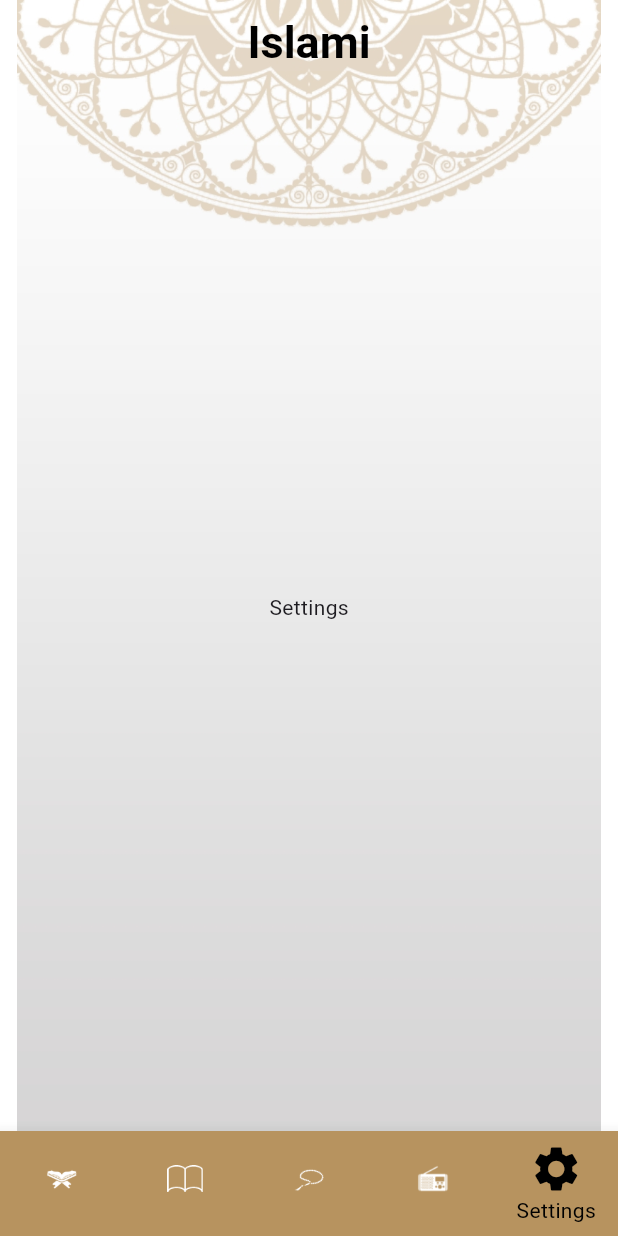
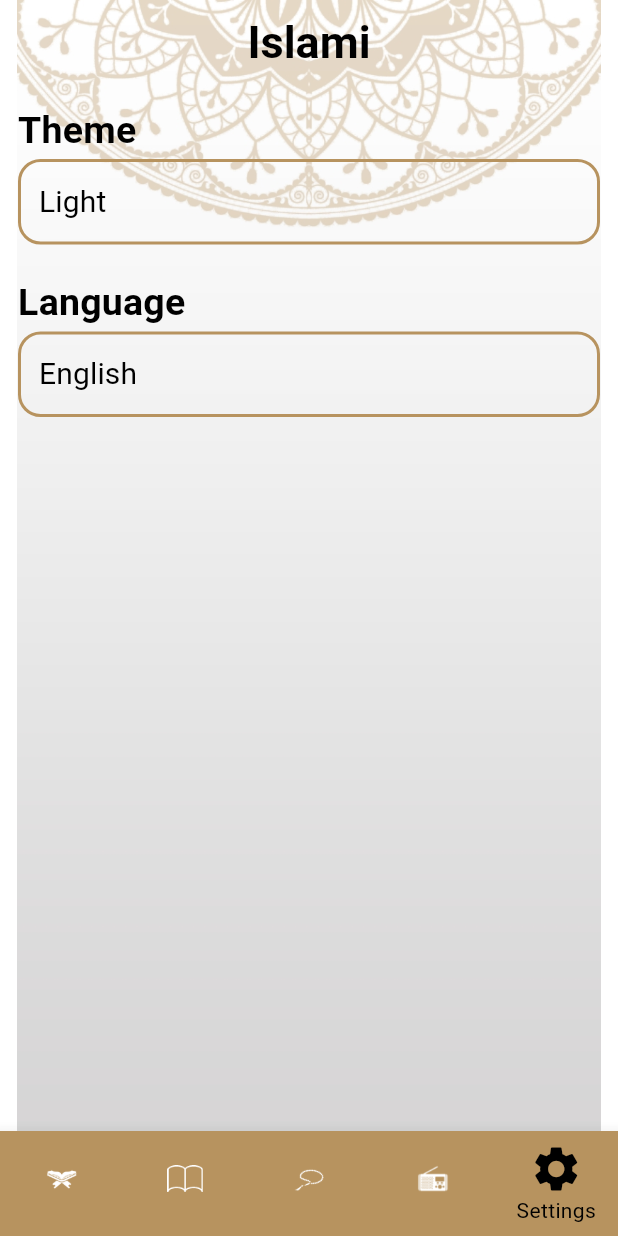
Before and after one commit to youssefehab11/islami_app, a Flutter app: the screen it shows after launch, item 5 of the bottom bar chosen, on a phone screen of 412 x 824 dp. Run offline on Flutter 3.47's test engine with Material 3 defaults, Android fonts, the phone set to English and light mode, and no system bars.

Commit message:
+ ui setting design

```diff
--- a/lib/config/theme/app_themes.dart
+++ b/lib/config/theme/app_themes.dart
@@ -6,6 +6,9 @@ class AppThemes {
     primaryColor: const Color(0xFFB7935F),
     primaryColorLight: Colors.white,
     scaffoldBackgroundColor: Colors.transparent,
+    bottomSheetTheme: const BottomSheetThemeData(
+      backgroundColor: Colors.white
+    ),
     //useMaterial3: false,
     appBarTheme: const AppBarTheme(
       backgroundColor: Colors.transparent,
--- a/lib/core/utils/strings_manager.dart
+++ b/lib/core/utils/strings_manager.dart
@@ -19,4 +19,12 @@ class StringsManager {
   static const String sebhaIconLabel = 'Sebha';
   static const String radioIconLabel = 'Radio';
   static const String settingsIconLabel = 'Settings';
+
+  //Sttings screen
+  static const String themeTitle = 'Theme';
+  static const String lightOption = 'Light';
+  static const String darkOption = 'Dark';
+  static const String languageTitle = 'Language';
+  static const String englishOption = 'English';
+  static const String arabicOption = 'Arabic';
 }
--- a/lib/presentation/home/home_screen.dart
+++ b/lib/presentation/home/home_screen.dart
@@ -35,11 +35,11 @@ class _HomeScreenState extends State<HomeScreen> {
   ];
 
   int selectedIndex = 0;
-  final List<Widget> tabs = const [
-    QuranTab(),
-    HadithTab(),
-    SebhaTab(),
-    RadioTab(),
+  final List<Widget> tabs =  [
+    const QuranTab(),
+    const HadithTab(),
+    const SebhaTab(),
+    const RadioTab(),
     SettingsTab()
   ];
 
--- a/lib/presentation/home/tabs/settings_tab/settings.dart
+++ b/lib/presentation/home/tabs/settings_tab/settings.dart
@@ -1,13 +1,62 @@
 import 'package:flutter/material.dart';
+import 'package:islami_app/core/utils/strings_manager.dart';
+import 'package:islami_app/presentation/home/tabs/settings_tab/widgets/option_item.dart';
+import 'package:islami_app/presentation/home/tabs/settings_tab/widgets/settings_item.dart';
 
-class SettingsTab extends StatelessWidget{
-  const SettingsTab({super.key});
+class SettingsTab extends StatelessWidget {
+  SettingsTab({super.key});
 
+
+  List<OptionInfo> themeOptions = [
+    OptionInfo(optionLabel: StringsManager.lightOption, isSelected: true, isFirst: true),
+    OptionInfo(optionLabel: StringsManager.darkOption, isSelected: false)
+  ];
+  List<OptionInfo> languageOptions = [
+    OptionInfo(optionLabel: StringsManager.englishOption, isSelected: true, isFirst: true),
+    OptionInfo(optionLabel: StringsManager.arabicOption, isSelected: false)
+  ];
   @override
   Widget build(BuildContext context) {
-    return const Center(
-      child: Text('Settings'),
+    return Padding(
+      padding: const EdgeInsets.all(12.0),
+      child: Column(
+        children: [
+          SettingsItem(
+            onTap: showBottomSheetOptions,
+            options: themeOptions,
+            selectedOption: StringsManager.lightOption,
+            title: StringsManager.themeTitle,
+          ),
+          const SizedBox(
+            height: 20,
+          ),
+          SettingsItem(
+            onTap: showBottomSheetOptions,
+            options: languageOptions,
+            selectedOption: StringsManager.englishOption,
+            title: StringsManager.languageTitle,
+          )
+        ],
+      ),
     );
   }
 
+  void showBottomSheetOptions(BuildContext context, List<OptionInfo> options) {
+    showModalBottomSheet(
+      context: context,
+      builder: (context) {
+        return ListView.builder(
+          itemCount: options.length,
+          itemBuilder: (context, index) => OptionItem(optinInfo: options[index], onTap: (){}),
+        );
+      },
+    );
+  }
 }
+
+class OptionInfo {
+  String optionLabel;
+  bool isSelected;
+  bool isFirst;
+  OptionInfo({required this.optionLabel, required this.isSelected, this.isFirst = false});
+}
--- /dev/null
+++ b/lib/presentation/home/tabs/settings_tab/widgets/settings_item.dart
@@ -0,0 +1,49 @@
+import 'package:flutter/material.dart';
+import 'package:islami_app/presentation/home/tabs/settings_tab/settings.dart';
+
+
+typedef OnOptionsTap = Function(BuildContext context, List<OptionInfo> options);
+class SettingsItem extends StatelessWidget {
+  final String title;
+  final String selectedOption;
+  final List<OptionInfo> options;
+  final OnOptionsTap onTap;
+  const SettingsItem({
+    super.key,
+    required this.selectedOption,
+    required this.title,
+    required this.options,
+    required this.onTap,
+  });
+
+  @override
+  Widget build(BuildContext context) {
+    return Column(
+      crossAxisAlignment: CrossAxisAlignment.stretch,
+      children: [
+        Text(
+          title,
+          style: Theme.of(context).textTheme.titleMedium,
+        ),
+        InkWell(
+          onTap: () => onTap(context, options),
+          borderRadius: BorderRadius.circular(15),
+          child: Container(
+            decoration: BoxDecoration(
+              borderRadius: BorderRadius.circular(15),
+              border:
+                  Border.all(color: Theme.of(context).primaryColor, width: 2),
+            ),
+            child: Padding(
+              padding: const EdgeInsets.all(12.0),
+              child: Text(
+                selectedOption,
+                style: Theme.of(context).textTheme.titleSmall?.copyWith(fontSize: 20),
+              ),
+            ),
+          ),
+        ),
+      ],
+    );
+  }
+}
```
Also changed, not shown: lib/presentation/home/tabs/settings_tab/widgets/option_item.dart (added, +46 -0 lines).
